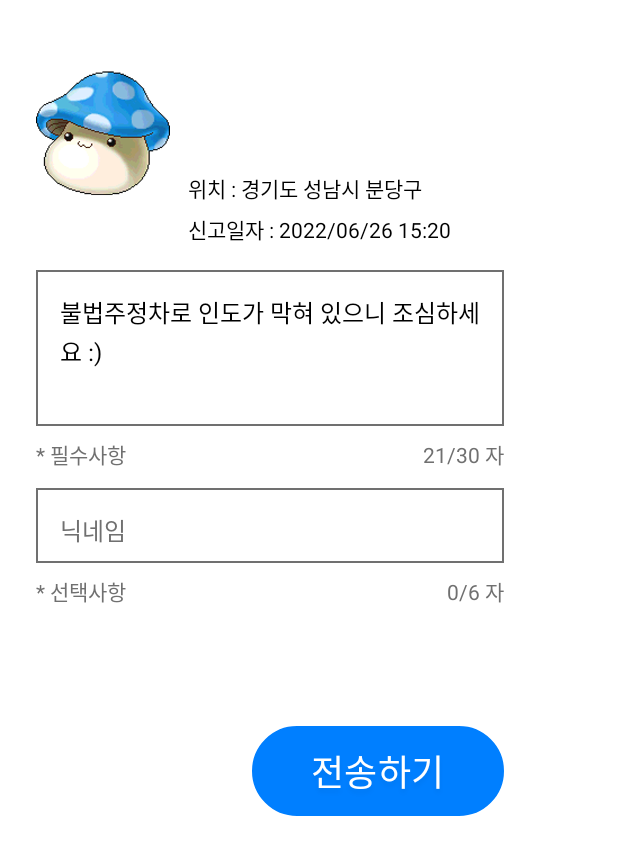
After one commit to JWdori/UMC_AbilityMap, an Android app: the layout report_detail.xml on its own in the app's theme, with its tools: preview values and no code run, on a phone screen of 412 x 824 dp. The commit adds this screen. Shown: the top 855 px of the screen. Run offline under Robolectric (Android 15) with nearby library versions, the phone set to English and light mode, and no system bars; network calls fail.

Commit message:
report xml

```diff
--- a/app/src/main/java/com/abilitymap/MainActivity.java
+++ b/app/src/main/java/com/abilitymap/MainActivity.java
@@ -156,6 +156,33 @@ public class MainActivity extends AppCompatActivity implements OnMapReadyCallbac
                 });
         String lat = String.valueOf(NaverMap.DEFAULT_CAMERA_POSITION.target.latitude);
         String lon = String.valueOf(NaverMap.DEFAULT_CAMERA_POSITION.target.longitude);
+
+
+        ImageButton Report_button = (ImageButton)findViewById(R.id.repot_button);
+        Report_button.setOnClickListener(new View.OnClickListener() {
+            @Override
+            public void onClick(View view) {
+                //현 위치 location 받아와서 서버로 넘겨줘야함
+                //넘겨줄 것 : 사진, text, 닉네임, 좌표, 신고일자
+
+                //카메라 권한요청, 내 파일 권한 요청 필요
+
+                //카메라 화면이 먼저 나옴
+                //사진 찍고
+                //report detail 화면 띄워서
+                //입력받고 전송하기 버튼 누르면
+
+                //현 위치 : locationSource
+
+
+
+                Log.d("test","Reportbutton clicked");
+            }
+        });
+
+
+
+
         JsonApi coronaApi = new JsonApi();
         coronaApi.execute(lat,lon,"");
 
--- /dev/null
+++ b/app/src/main/res/drawable/field_border.xml
@@ -0,0 +1,6 @@
+<shape xmlns:android="http://schemas.android.com/apk/res/android"
+    android:shape="rectangle">
+    <stroke
+        android:width="1dp"
+        android:color="#707070" />
+</shape>
--- /dev/null
+++ b/app/src/main/res/drawable/rounded_corner_send_btn.xml
@@ -0,0 +1,10 @@
+<?xml version="1.0" encoding="utf-8"?>
+<shape xmlns:android="http://schemas.android.com/apk/res/android"
+    android:shape="rectangle" >
+    <solid android:color="#007fff"/>
+    <corners
+        android:radius="40dp"/>
+    <stroke
+        android:width="1dp"
+        android:color="#007fff" />
+</shape>
--- /dev/null
+++ b/app/src/main/res/layout/report_detail.xml
@@ -0,0 +1,204 @@
+<?xml version="1.0" encoding="utf-8"?>
+<androidx.constraintlayout.widget.ConstraintLayout xmlns:android="http://schemas.android.com/apk/res/android"
+    xmlns:app="http://schemas.android.com/apk/res-auto"
+    android:layout_width="match_parent"
+    android:layout_height="match_parent">
+
+
+    <ImageView
+        android:id="@+id/report_pic_iv"
+        android:layout_width="89dp"
+        android:layout_height="135dp"
+
+        android:layout_marginLeft="24dp"
+        android:layout_marginTop="21dp"
+        android:src="@drawable/danger"
+        app:layout_constraintStart_toStartOf="parent"
+
+        app:layout_constraintTop_toTopOf="parent" />
+
+    <TextView
+        android:id="@+id/report_location_tv"
+        android:layout_width="wrap_content"
+        android:layout_height="wrap_content"
+        android:layout_marginLeft="12dp"
+        android:layout_marginTop="93dp"
+        android:fontFamily="sans-serif"
+        android:lineSpacingExtra="4sp"
+        android:text="위치 : 경기도 성남시 분당구 "
+
+        android:textColor="#000000"
+        android:textSize="14sp"
+        android:textStyle="normal"
+        app:layout_constraintStart_toEndOf="@id/report_pic_iv"
+
+        app:layout_constraintTop_toTopOf="@id/report_pic_iv" />
+
+    <TextView
+        android:id="@+id/report_date_tv"
+        android:layout_width="wrap_content"
+        android:layout_height="wrap_content"
+        android:layout_marginLeft="12dp"
+        android:layout_marginTop="6dp"
+        android:fontFamily="sans-serif"
+        android:lineSpacingExtra="4sp"
+        android:text="신고일자 : 2022/06/26 15:20"
+
+        android:textColor="#000000"
+        android:textSize="14sp"
+        android:textStyle="normal"
+        app:layout_constraintStart_toEndOf="@id/report_pic_iv"
+
+        app:layout_constraintTop_toBottomOf="@id/report_location_tv" />
+
+    <View
+        android:id="@+id/report_content_view"
+        android:layout_width="312dp"
+        android:layout_height="104dp"
+        android:layout_marginLeft="24dp"
+        android:layout_marginTop="180dp"
+        android:layout_marginRight="24dp"
+        android:background="@drawable/field_border"
+        app:layout_constraintStart_toStartOf="parent"
+        app:layout_constraintTop_toTopOf="parent"/>
+
+
+    <TextView
+        android:layout_width="280dp"
+        android:layout_height="wrap_content"
+        android:fontFamily="sans-serif"
+        android:lineSpacingExtra="2sp"
+        android:text="불법주정차로 인도가 막혀 있으니 조심하세요 :)"
+        android:textColor="#000000"
+        android:textSize="16sp"
+        android:textStyle="normal"
+        app:layout_constraintTop_toTopOf="@id/report_content_view"
+        app:layout_constraintStart_toStartOf="@id/report_content_view"
+        android:layout_margin="16dp"
+        />
+
+    <TextView
+        android:id="@+id/report_mandatory_tv"
+        android:layout_width="wrap_content"
+        android:layout_height="wrap_content"
+        android:layout_marginTop="8dp"
+        android:fontFamily="sans-serif"
+        android:lineSpacingExtra="2.8sp"
+        android:text="* 필수사항"
+        android:textColor="#707070"
+        android:textSize="14sp"
+
+        android:textStyle="normal"
+        app:layout_constraintStart_toStartOf="@id/report_content_view"
+        app:layout_constraintTop_toBottomOf="@id/report_content_view"
+
+        />
+
+    <TextView
+        android:id="@+id/report_content_limit_tv"
+        android:layout_width="wrap_content"
+        android:layout_height="wrap_content"
+        android:fontFamily="sans-serif"
+        android:gravity="end"
+        android:lineSpacingExtra="2.8sp"
+        android:text="21/30 자"
+        android:textColor="#707070"
+        android:textSize="14sp"
+        android:textStyle="normal"
+
+        app:layout_constraintEnd_toEndOf="@id/report_content_view"
+        app:layout_constraintTop_toTopOf="@id/report_mandatory_tv" />
+
+    <View
+        android:id="@+id/report_nickname_view"
+        android:layout_width="312dp"
+        android:layout_height="50dp"
+        android:layout_marginLeft="24dp"
+        android:layout_marginTop="325dp"
+        android:layout_marginRight="24dp"
+        android:background="@drawable/field_border"
+        app:layout_constraintStart_toStartOf="parent"
+        app:layout_constraintTop_toTopOf="parent"/>
+
+    <TextView
+        android:layout_width="280dp"
+        android:layout_height="wrap_content"
+        android:fontFamily="sans-serif"
+        android:lineSpacingExtra="2sp"
+        android:text="닉네임"
+        android:textColor="#707070"
+        android:textSize="16sp"
+        android:textStyle="normal"
+        app:layout_constraintTop_toTopOf="@id/report_nickname_view"
+        app:layout_constraintStart_toStartOf="@id/report_nickname_view"
+        android:layout_margin="16dp"
+        />
+
+    <TextView
+        android:id="@+id/report_option_tv"
+        android:layout_width="wrap_content"
+        android:layout_height="wrap_content"
+        android:layout_marginTop="8dp"
+        android:fontFamily="sans-serif"
+        android:lineSpacingExtra="2.8sp"
+        android:text="* 선택사항"
+        android:textColor="#707070"
+        android:textSize="14sp"
+
+        android:textStyle="normal"
+        app:layout_constraintStart_toStartOf="@id/report_nickname_view"
+        app:layout_constraintTop_toBottomOf="@id/report_nickname_view"
+
+        />
+
+    <TextView
+        android:id="@+id/report_nickname_limit_tv"
+        android:layout_width="wrap_content"
+        android:layout_height="wrap_content"
+        android:fontFamily="sans-serif"
+        android:gravity="end"
+        android:lineSpacingExtra="2.8sp"
+        android:text="0/6 자"
+        android:textColor="#707070"
+        android:textSize="14sp"
+        android:textStyle="normal"
+
+        app:layout_constraintEnd_toEndOf="@id/report_nickname_view"
+        app:layout_constraintTop_toTopOf="@id/report_option_tv" />
+
+
+    <View
+        android:id="@+id/send_button_background"
+        android:layout_width="168dp"
+        android:layout_height="60dp"
+        android:background="@drawable/rounded_corner_send_btn"
+        app:layout_constraintTop_toTopOf="parent"
+        app:layout_constraintEnd_toEndOf="@id/report_content_view"
+        android:layout_marginTop="484dp">
+    </View>
+
+    <TextView
+        android:id="@+id/send_button"
+        android:layout_width="wrap_content"
+        android:layout_height="wrap_content"
+
+        android:shadowColor="#11000000"
+        android:shadowDx="0"
+        android:shadowDy="4"
+        android:shadowRadius="4"
+        android:fontFamily="sans-serif"
+        android:textStyle="normal"
+        android:textSize="24sp"
+        android:textColor="#ffffff"
+        android:letterSpacing="0.01"
+        android:lineSpacingExtra="4.8sp"
+
+        android:text="전송하기"
+
+        app:layout_constraintTop_toTopOf="@id/send_button_background"
+        app:layout_constraintStart_toStartOf="@id/send_button_background"
+        app:layout_constraintBottom_toBottomOf="@id/send_button_background"
+        app:layout_constraintEnd_toEndOf="@id/send_button_background"/>
+
+
+</androidx.constraintlayout.widget.ConstraintLayout>
```
